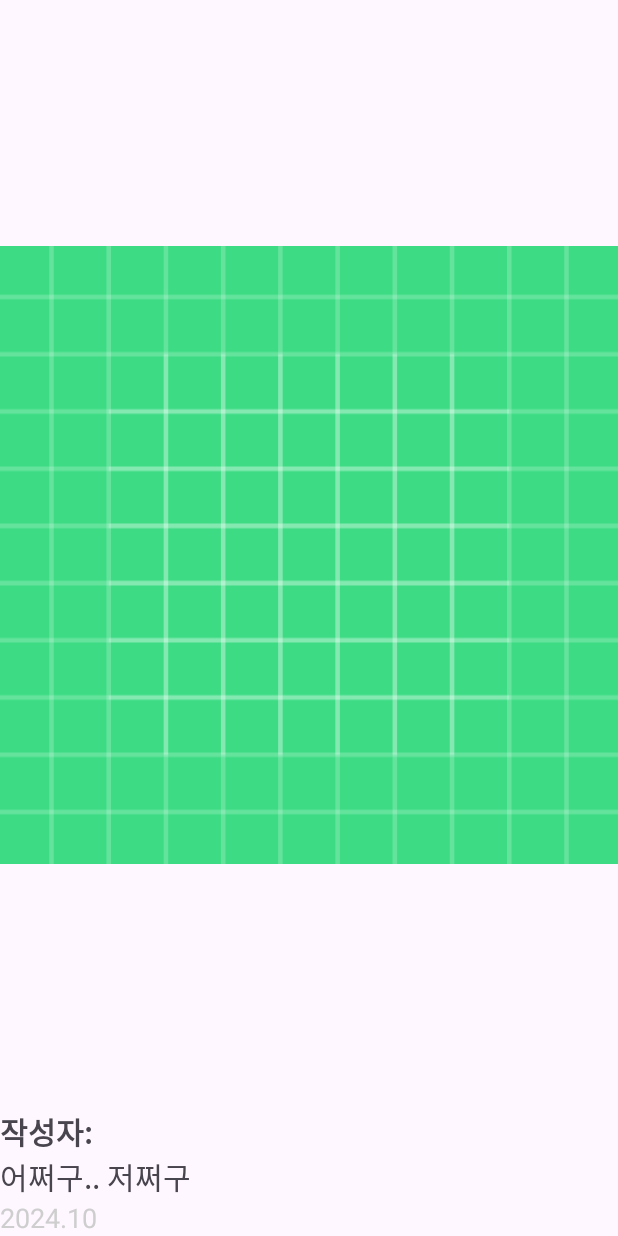
After one commit to oli999/acorn202404_android, an Android app: the DetailActivity screen opened directly, with no data from a screen before it, on a phone screen of 412 x 824 dp. The commit adds this screen. Run offline under Robolectric (Android 15) with nearby library versions, the phone set to English and light mode, and no system bars; pictures from the network do not load; 1 statement that could not run was skipped.

Commit message:
step07 에 Gallery 자세히 보기 기능 구현함

```diff
--- a/step07gallery/src/main/AndroidManifest.xml
+++ b/step07gallery/src/main/AndroidManifest.xml
@@ -1,6 +1,8 @@
 <?xml version="1.0" encoding="utf-8"?>
 <manifest xmlns:android="http://schemas.android.com/apk/res/android">
+
     <uses-permission android:name="android.permission.INTERNET" />
+
     <application
         android:allowBackup="true"
         android:icon="@mipmap/ic_launcher"
@@ -9,6 +11,9 @@
         android:supportsRtl="true"
         android:theme="@style/Theme.MyProject"
         android:usesCleartextTraffic="true">
+        <activity
+            android:name=".DetailActivity"
+            android:exported="false" />
         <activity
             android:name=".MainActivity"
             android:exported="true">
--- /dev/null
+++ b/step07gallery/src/main/java/com/example/step07gallery/DetailActivity.kt
@@ -0,0 +1,49 @@
+package com.example.step07gallery
+
+import android.content.Intent
+import android.os.Bundle
+import android.widget.ImageView
+import android.widget.TextView
+import androidx.activity.enableEdgeToEdge
+import androidx.appcompat.app.AppCompatActivity
+import androidx.core.view.ViewCompat
+import androidx.core.view.WindowInsetsCompat
+import androidx.lifecycle.lifecycleScope
+import com.bumptech.glide.Glide
+import kotlinx.coroutines.Dispatchers
+import kotlinx.coroutines.launch
+import org.json.JSONObject
+
+class DetailActivity : AppCompatActivity() {
+    override fun onCreate(savedInstanceState: Bundle?) {
+        super.onCreate(savedInstanceState)
+        setContentView(R.layout.activity_detail)
+
+        // DetailActivity 가 활성화 되기 위해서 전달 받은 Intent 객체의 참조값
+        //val i : Intent = getIntent()
+        //val i = intent
+        //자세히 보여줄 Gallery 의 pk
+        val num = intent.getLongExtra("num", 0)
+        // activity_detail.xml 로 만들어진 UI 의 참조값 얻어내기
+        val imageView:ImageView = findViewById(R.id.imageView)
+        val textWriter:TextView = findViewById(R.id.writer)
+        val textCaption:TextView = findViewById(R.id.caption)
+        val textRegdate:TextView = findViewById(R.id.regdate)
+
+        lifecycleScope.launch(Dispatchers.Main) {
+            // json 문자열
+            val result = RestApiClient.get("http://192.168.0.181:8888/gallery/$num")
+            // json 문자열은 { } 구조 이기때문에 JSONObject 객체를 생성한다
+            val jsonObj = JSONObject(result)
+            textWriter.text = jsonObj.getString("writer")
+            textCaption.text = jsonObj.getString("caption")
+            textRegdate.text = jsonObj.getString("regdate")
+            // Glide 를 이용해서 ImageView 에 이미지 출력하기
+            Glide.with(this@DetailActivity)
+                .load("http://192.168.0.181:8888/upload/images/${jsonObj.getString("saveFileName")}")
+                .fitCenter()
+                .placeholder(R.drawable.ic_launcher_background)
+                .into(imageView)
+        }
+    }
+}
--- a/step07gallery/src/main/java/com/example/step07gallery/GalleryAdapter.kt
+++ b/step07gallery/src/main/java/com/example/step07gallery/GalleryAdapter.kt
@@ -48,7 +48,7 @@ class GalleryAdapter(
         // UI 에 데이터 출력 해서
         textWriter.text=dto.writer
         textCaption.text=dto.caption
-        textRegdate.text=dto.writer
+        textRegdate.text=dto.regdate
         //ImageView 에는 Glide 를 이용해서 이미지 출력하기
         Glide.with(context) //해당 context(액티비티) 의 생명주기 내에서 동작
             .load(dto.imagePath) // "http://xxx:8888/upload/images/xxxx"
--- /dev/null
+++ b/step07gallery/src/main/res/layout/activity_detail.xml
@@ -0,0 +1,38 @@
+<?xml version="1.0" encoding="utf-8"?>
+<LinearLayout xmlns:android="http://schemas.android.com/apk/res/android"
+    xmlns:app="http://schemas.android.com/apk/res-auto"
+    xmlns:tools="http://schemas.android.com/tools"
+    android:id="@+id/main"
+    android:layout_width="match_parent"
+    android:layout_height="match_parent"
+    tools:context=".DetailActivity"
+    android:orientation="vertical">
+
+    <ImageView
+        android:id="@+id/imageView"
+        android:layout_width="match_parent"
+        android:layout_height="0dp"
+        android:layout_weight="1"
+        android:src="@drawable/ic_launcher_background" />
+
+    <TextView
+        android:layout_width="match_parent"
+        android:layout_height="wrap_content"
+        android:text="작성자:"
+        android:textSize="20sp"
+        android:textStyle="bold"
+        android:id="@+id/writer"/>
+    <TextView
+        android:layout_width="match_parent"
+        android:layout_height="wrap_content"
+        android:text="어쩌구.. 저쩌구"
+        android:textSize="20sp"
+        android:id="@+id/caption"/>
+    <TextView
+        android:layout_width="match_parent"
+        android:layout_height="wrap_content"
+        android:text="2024.10"
+        android:textSize="18sp"
+        android:textColor="#cecece"
+        android:id="@+id/regdate"/>
+</LinearLayout>
```
Also changed, not shown: step07gallery/src/main/java/com/example/step07gallery/MainActivity.kt (+30 -1 lines).
